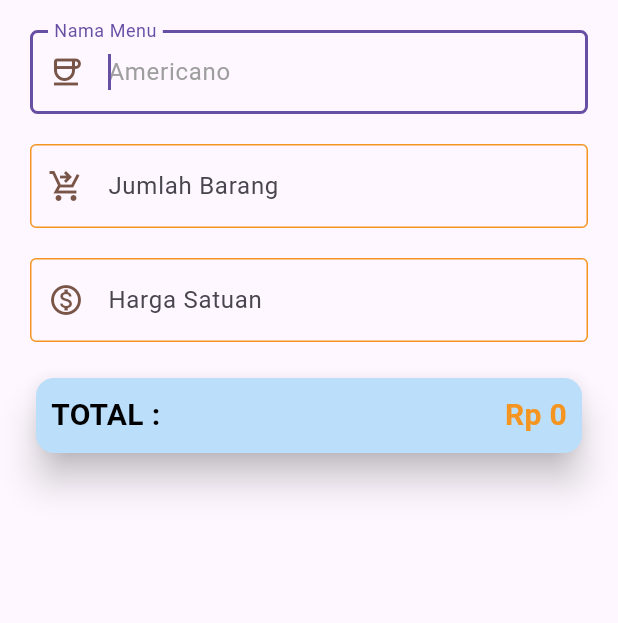
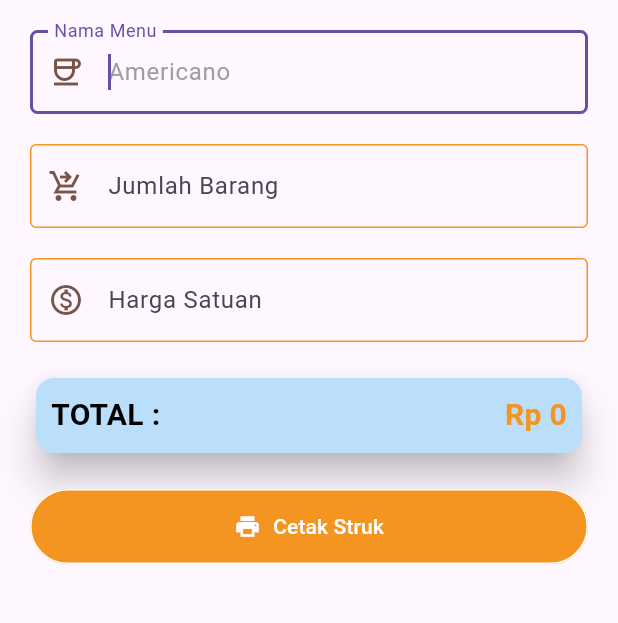
Before and after one commit to RIOKOWI/FoodG, a Flutter app: the screen it shows after launch, on a phone screen of 412 x 824 dp, the part 84-707 px from its top. Run offline on Flutter 3.47's test engine with Material 3 defaults, Android fonts, the phone set to English and light mode, and no system bars.

Commit message:
style: membuat button Cetak Struk

```diff
--- a/lib/pages/home_page.dart
+++ b/lib/pages/home_page.dart
@@ -166,10 +166,34 @@ class _HomeState extends State<Home> {
                         ),
                       ),
                     ),
+                  ),
+                  SizedBox(height: 20,),
+                  SizedBox(
+                    height: 50,
+                    width: double.infinity,
+                    child: OutlinedButton.icon(
+                      onPressed: () {},
+                      icon: Icon(
+                        Icons.print,
+                        color: Colors.white,
+                      ),
+                      label: Text(
+                        "Cetak Struk",
+                        style: TextStyle(color: Colors.white),
+                      ),
+                      style: OutlinedButton.styleFrom(
+                        backgroundColor: Color.fromRGBO(244, 149, 33, 1),
+                        shape: RoundedRectangleBorder(
+                          borderRadius: BorderRadius.circular(30),
+                        ),
+                        side: BorderSide(color: Colors.white),
+                        padding: EdgeInsets.symmetric(horizontal: 12), // jangan vertical
+                      ),
+                    ),
                   )
                 ],
+              )
             ),
-          ),
         ),
       ),
     );
```
